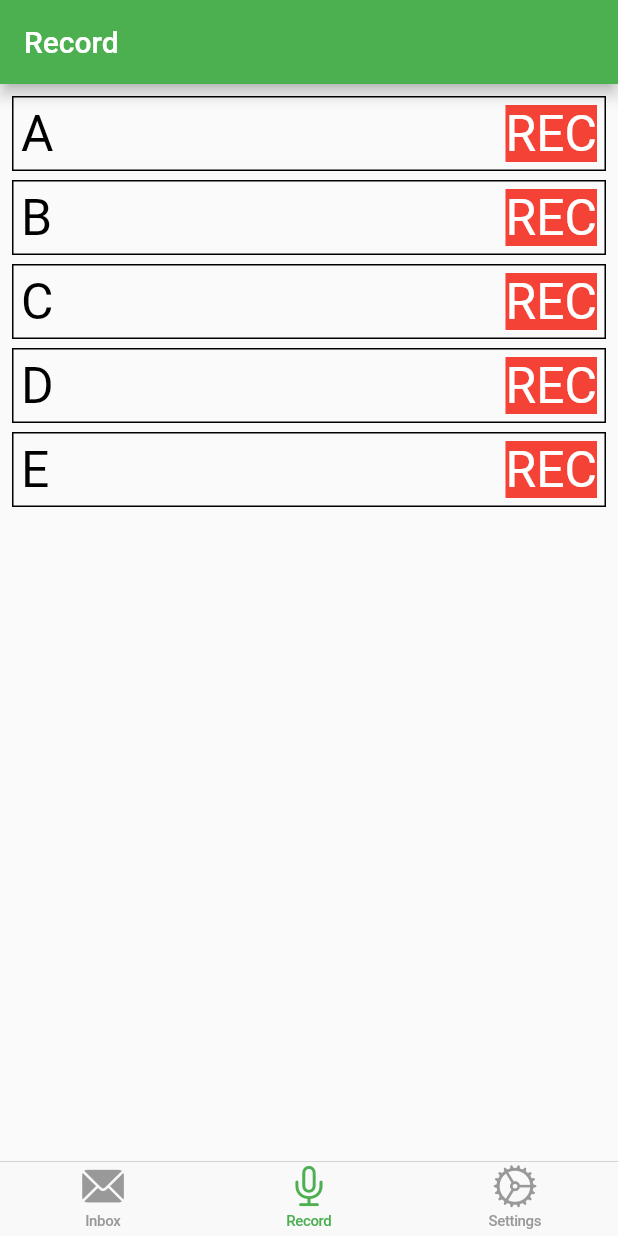
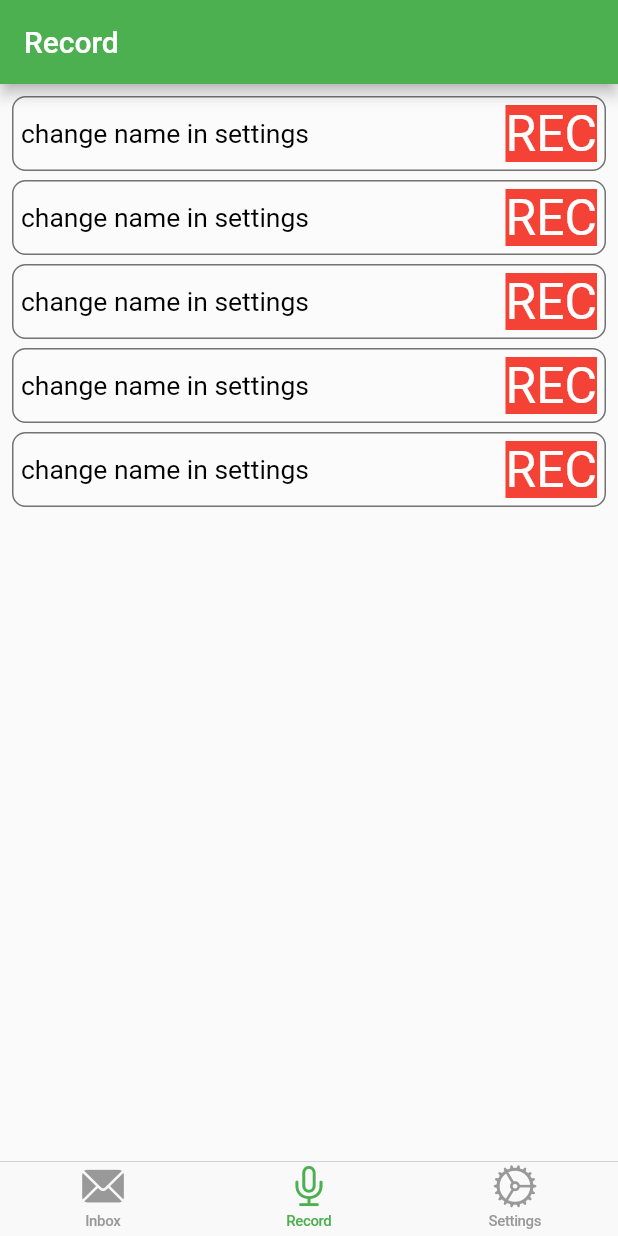
Before and after one commit to migeek/PRJ_project, a Flutter app: the screen it shows after launch, item 2 of the bottom bar chosen, on a phone screen of 412 x 824 dp. Run offline on Flutter 3.47's test engine with Material 2 defaults, Android fonts, the phone set to English and light mode, and no system bars; our stand-ins replace audioplayers; missing offline and left inert: adhara_socket_io, audio_recorder, flutter_ffmpeg, imei_plugin, serial_number, simple_permissions.

Commit message:
update minor improvements

```diff
--- a/lib/bottom_bar.dart
+++ b/lib/bottom_bar.dart
@@ -16,7 +16,7 @@ class Home_Bar extends StatefulWidget {
 // _ in front of a class name indicates that it is private
 class _Home_Bar_State extends State<Home_Bar> {
 
-  static List<String> entries = <String>['A', 'B', 'C','D','E'];
+  // static List<String> entries = <String>['A', 'B', 'C','D','E'];
 
   @override
   Widget build(BuildContext context) {
@@ -47,7 +47,7 @@ class _Home_Bar_State extends State<Home_Bar> {
               case 0:
                 return CupertinoTabView(
                   builder: (BuildContext context) {
-                    return InboxList(entries,);
+                    return InboxList();
                   },
                   defaultTitle: 'Colors',
                 );
@@ -55,7 +55,7 @@ class _Home_Bar_State extends State<Home_Bar> {
               case 1:
                 return CupertinoTabView(
                   builder: (BuildContext context) {
-                    return record_page(entries,);
+                    return record_page();
                   },
                   defaultTitle: 'Support Chat',
                 );
@@ -63,7 +63,7 @@ class _Home_Bar_State extends State<Home_Bar> {
               case 2:
                 return CupertinoTabView(
                   builder: (BuildContext context) {
-                    return settings_page(entries,);
+                    return settings_page();
                   },
                   defaultTitle: 'Account',
                 );
--- a/lib/temp_global.dart
+++ b/lib/global.dart
@@ -15,13 +15,21 @@ class DevInfo{
   static String getSpace = "getMessage";
   static String postSpace = "postMessage";
   static String token = "";
-  static List<String> ids = ["", "", "", "", ""];
+  static List<String> ids = ["change name in settings",
+    "change name in settings",
+    "change name in settings",
+    "change name in settings",
+    "change name in settings"];
+  static List<String> recvDevNum = ["","","","",""];
   static List<bool> unread = [false, false, false, false, false];
+  static String devNo;
+  static bool notificationsEnabled = true;
 }
 Future<int> connectToSocket(context) async{
   var imei = await ImeiPlugin.getImei();
   print(imei);
   var imeiNoDash = imei.replaceAll("-", "");
+  DevInfo.devNo = imeiNoDash;
   print(imeiNoDash);
 
   print("trying to connect");
@@ -52,6 +60,7 @@ Future<int> connectToSocket(context) async{
     //toJSON(data);
   });
   socket.on("messagesExist", (data) async {
+    DevInfo.unread[0] = true;
     //sample event
     print("messages exist");
     print(data); // JSON with number of messages waiting
@@ -71,6 +80,7 @@ Future<int> connectToSocket(context) async{
       print('Response body: ${response.body}');
       // todo: uncomment when able to get sender
       // unread[sender] = true;
+      //
       i++;
 
     }
--- a/lib/record_list.dart
+++ b/lib/record_list.dart
@@ -1,13 +1,24 @@
 import 'package:flutter/material.dart';
 import 'record_page.dart';
-class record_page extends StatelessWidget {
+import 'global.dart';
+
+class record_page extends StatefulWidget {
+
+  record_page();
+
+  @override
+  _record_pageState createState() => _record_pageState();
+}
+
+class _record_pageState extends State<record_page> {
   List<String> entries;
+
   Color backgroundColor = Colors.white;
-  record_page(this.entries);
+
   @override
   Widget build(BuildContext context) {
 
-    entries = this.entries;
+    entries = DevInfo.ids;
 
     return Scaffold(
       appBar: AppBar(
@@ -29,7 +40,9 @@ class record_page extends StatelessWidget {
                 margin: const EdgeInsets.all(3.0),
                 padding: const EdgeInsets.all(5.0),
                 decoration: BoxDecoration(
-                    border: Border.all(color: Colors.black)
+                    border: Border.all(color: Colors.black54),
+                    borderRadius: BorderRadius.all(Radius.circular(9.0)),
+                    color: Colors.white10
                 ),
                 height: 50,
                 //color: Colors.black,
--- a/pubspec.yaml
+++ b/pubspec.yaml
@@ -37,6 +37,7 @@ dependencies:
   imei_plugin: ^1.1.6
   # socket_io_client: ^0.9.10
   # socket_io:
+  audioplayers: ^0.15.1
 
   web_socket_channel:
 
```
Also changed, not shown: lib/inbox_list.dart (+6 -4 lines), lib/inbox_page.dart (+42 -3 lines), lib/main.dart (+0 -9 lines), lib/record_page.dart (+11 -9 lines), lib/settings_page.dart (+84 -31 lines), pubspec.lock, 1 other file.
